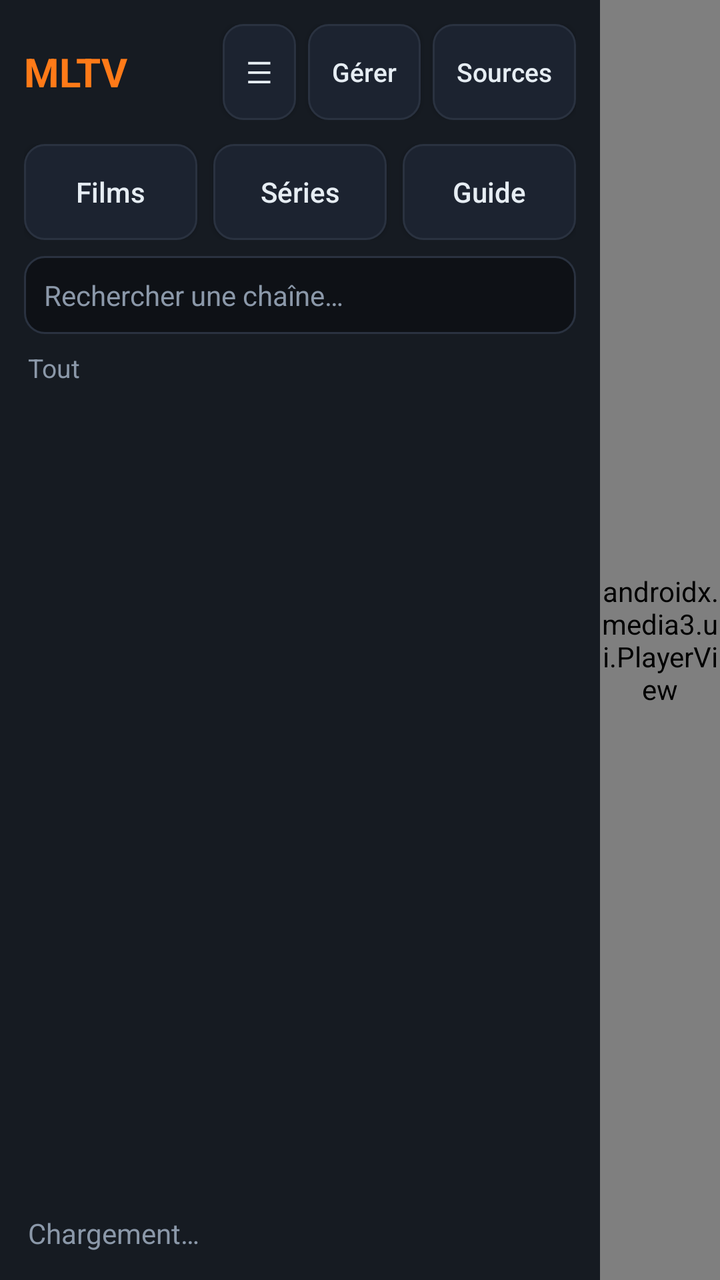
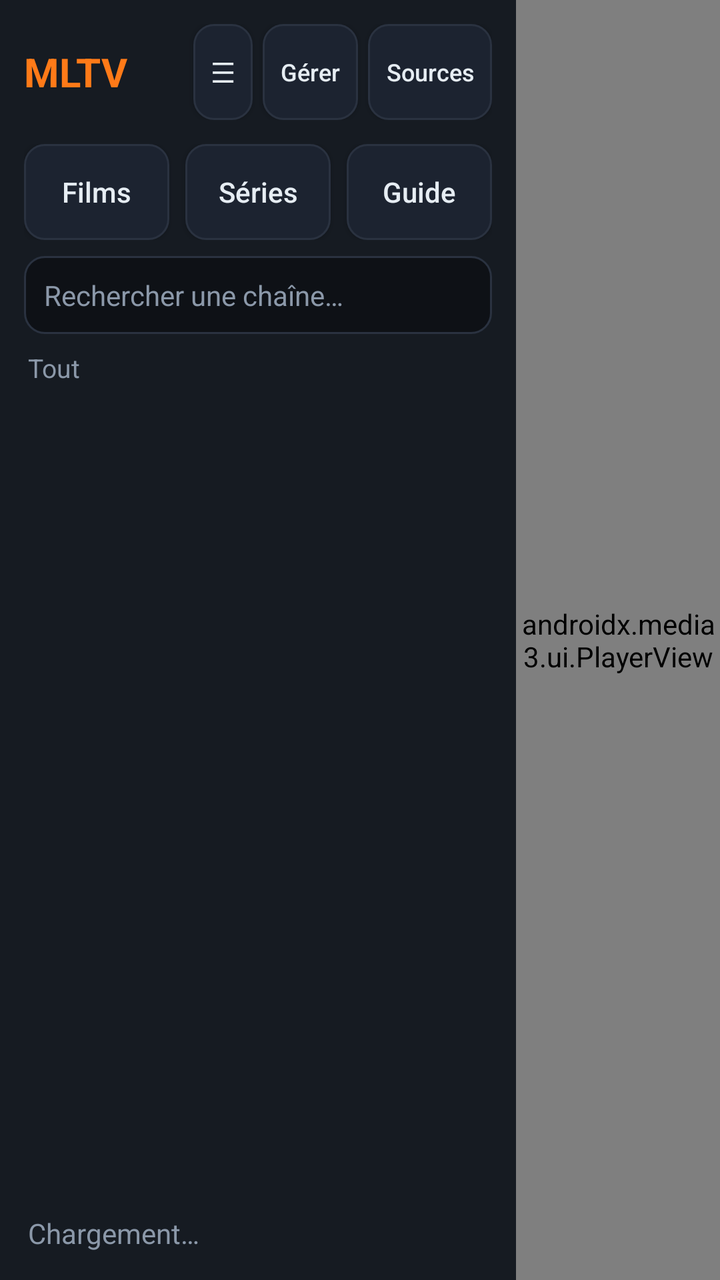

Compare the two renders of this Android layout. The source of the first and the diff that turns it into the second are given below.
<!-- AndroidManifest.xml: application theme Theme.MLTV -->
<!-- res/layout/activity_main.xml -->
<?xml version="1.0" encoding="utf-8"?>
<LinearLayout xmlns:android="http://schemas.android.com/apk/res/android"
    xmlns:app="http://schemas.android.com/apk/res-auto"
    android:layout_width="match_parent"
    android:layout_height="match_parent"
    android:orientation="horizontal"
    android:background="@color/bg">

    
    <LinearLayout
        android:id="@+id/drawer"
        android:layout_width="210dp"
        android:layout_height="match_parent"
        android:orientation="vertical"
        android:background="@color/panel2"
        android:visibility="gone">

        <TextView
            android:layout_width="match_parent"
            android:layout_height="wrap_content"
            android:padding="16dp"
            android:text="Catégories"
            android:textColor="@color/accent"
            android:textSize="16sp"
            android:textStyle="bold" />

        <androidx.recyclerview.widget.RecyclerView
            android:id="@+id/rv_catdrawer"
            android:layout_width="match_parent"
            android:layout_height="0dp"
            android:layout_weight="1"
            android:paddingHorizontal="10dp"
            android:clipToPadding="false"
            android:scrollbars="vertical" />
    </LinearLayout>

    
    <LinearLayout
        android:layout_width="300dp"
        android:layout_height="match_parent"
        android:orientation="vertical"
        android:background="@color/panel">

        <LinearLayout
            android:layout_width="match_parent"
            android:layout_height="wrap_content"
            android:orientation="horizontal"
            android:gravity="center_vertical"
            android:paddingHorizontal="12dp"
            android:paddingVertical="12dp">

            <TextView
                android:layout_width="0dp"
                android:layout_height="wrap_content"
                android:layout_weight="1"
                android:text="@string/app_name"
                android:textColor="@color/accent"
                android:textSize="20sp"
                android:textStyle="bold" />

            <Button
                android:id="@+id/btn_cats"
                android:layout_width="wrap_content"
                android:layout_height="wrap_content"
                android:layout_marginEnd="6dp"
                android:background="@drawable/btn_secondary"
                android:text="☰"
                android:textColor="@color/txt"
                android:textSize="15sp"
                android:minWidth="0dp"
                android:paddingHorizontal="12dp" />

            <Button
                android:id="@+id/btn_manage"
                android:layout_width="wrap_content"
                android:layout_height="wrap_content"
                android:layout_marginEnd="6dp"
                android:background="@drawable/btn_secondary"
                android:text="Gérer"
                android:textColor="@color/txt"
                android:textAllCaps="false"
                android:textSize="13sp"
                android:minWidth="0dp"
                android:paddingHorizontal="12dp" />

            <Button
                android:id="@+id/btn_sources"
                android:layout_width="wrap_content"
                android:layout_height="wrap_content"
                android:background="@drawable/btn_secondary"
                android:text="Sources"
                android:textColor="@color/txt"
                android:textAllCaps="false"
                android:textSize="13sp"
                android:minWidth="0dp"
                android:paddingHorizontal="12dp" />
        </LinearLayout>

        <LinearLayout
            android:layout_width="match_parent"
            android:layout_height="wrap_content"
            android:orientation="horizontal"
            android:paddingHorizontal="12dp"
            android:paddingBottom="8dp">

            <Button
                android:id="@+id/btn_films"
                android:layout_width="0dp"
                android:layout_height="wrap_content"
                android:layout_weight="1"
                android:layout_marginEnd="4dp"
                android:background="@drawable/btn_secondary"
                android:text="Films"
                android:textColor="@color/txt"
                android:textAllCaps="false"
                android:textSize="14sp" />

            <Button
                android:id="@+id/btn_series"
                android:layout_width="0dp"
                android:layout_height="wrap_content"
                android:layout_weight="1"
                android:layout_marginHorizontal="4dp"
                android:background="@drawable/btn_secondary"
                android:text="Séries"
                android:textColor="@color/txt"
                android:textAllCaps="false"
                android:textSize="14sp" />

            <Button
                android:id="@+id/btn_guide"
                android:layout_width="0dp"
                android:layout_height="wrap_content"
                android:layout_weight="1"
                android:layout_marginStart="4dp"
                android:background="@drawable/btn_secondary"
                android:text="Guide"
                android:textColor="@color/txt"
                android:textAllCaps="false"
                android:textSize="14sp" />
        </LinearLayout>

        <EditText
            android:id="@+id/et_search"
            android:layout_width="match_parent"
            android:layout_height="wrap_content"
            android:layout_marginHorizontal="12dp"
            android:layout_marginBottom="8dp"
            android:background="@drawable/field_bg"
            android:padding="10dp"
            android:hint="Rechercher une chaîne…"
            android:textColorHint="@color/muted"
            android:textColor="@color/txt"
            android:textSize="14sp"
            android:inputType="text"
            android:imeOptions="actionSearch"
            android:maxLines="1" />

        <TextView
            android:id="@+id/tv_curcat"
            android:layout_width="match_parent"
            android:layout_height="wrap_content"
            android:paddingHorizontal="14dp"
            android:paddingBottom="6dp"
            android:text="Tout"
            android:textColor="@color/muted"
            android:textSize="13sp"
            android:maxLines="1"
            android:ellipsize="end" />

        <androidx.recyclerview.widget.RecyclerView
            android:id="@+id/rv_channels"
            android:layout_width="match_parent"
            android:layout_height="0dp"
            android:layout_weight="1"
            android:paddingHorizontal="8dp"
            android:clipToPadding="false"
            android:scrollbars="vertical" />

        <TextView
            android:id="@+id/tv_status"
            android:layout_width="match_parent"
            android:layout_height="wrap_content"
            android:padding="14dp"
            android:text="Chargement…"
            android:textColor="@color/muted"
            android:textSize="14sp" />
    </LinearLayout>

    
    <FrameLayout
        android:layout_width="0dp"
        android:layout_height="match_parent"
        android:layout_weight="1"
        android:background="#FF000000">

        <androidx.media3.ui.PlayerView
            android:id="@+id/player_view"
            android:layout_width="match_parent"
            android:layout_height="match_parent"
            app:use_controller="true"
            app:resize_mode="fit" />

        <LinearLayout
            android:id="@+id/info_overlay"
            android:layout_width="match_parent"
            android:layout_height="wrap_content"
            android:layout_gravity="bottom"
            android:orientation="vertical"
            android:background="#D9080E13"
            android:padding="18dp"
            android:visibility="gone">

            <TextView
                android:id="@+id/tv_info_channel"
                android:layout_width="match_parent"
                android:layout_height="wrap_content"
                android:textColor="@color/txt"
                android:textSize="22sp"
                android:textStyle="bold"
                android:maxLines="1"
                android:ellipsize="end" />

            <TextView
                android:id="@+id/tv_info_now"
                android:layout_width="match_parent"
                android:layout_height="wrap_content"
                android:layout_marginTop="4dp"
                android:textColor="@color/accent"
                android:textSize="15sp"
                android:maxLines="1"
                android:ellipsize="end" />

            <ProgressBar
                android:id="@+id/pb_info"
                style="?android:attr/progressBarStyleHorizontal"
                android:layout_width="match_parent"
                android:layout_height="6dp"
                android:layout_marginTop="8dp"
                android:max="100"
                android:progressTint="@color/accent" />

            <TextView
                android:id="@+id/tv_info_next"
                android:layout_width="match_parent"
                android:layout_height="wrap_content"
                android:layout_marginTop="6dp"
                android:textColor="@color/muted"
                android:textSize="13sp"
                android:maxLines="1"
                android:ellipsize="end" />
        </LinearLayout>
    </FrameLayout>
</LinearLayout>
<!-- resources referenced by this layout -->
<resources>
  <color name="accent">#FFFF7A18</color>
  <color name="bg">#FF0E1116</color>
  <color name="muted">#FF8B98A9</color>
  <color name="panel">#FF161B22</color>
  <color name="panel2">#FF1C2330</color>
  <color name="txt">#FFE6EDF3</color>
  <!-- drawable btn_secondary (drawable) -->
  <?xml version="1.0" encoding="utf-8"?>
  <selector xmlns:android="http://schemas.android.com/apk/res/android">
      <item android:state_focused="true">
          <shape android:shape="rectangle">
              <solid android:color="@color/panel2" />
              <stroke android:width="2dp" android:color="@color/accent" />
              <corners android:radius="10dp" />
          </shape>
      </item>
      <item>
          <shape android:shape="rectangle">
              <solid android:color="@color/panel2" />
              <stroke android:width="1dp" android:color="@color/line" />
              <corners android:radius="10dp" />
          </shape>
      </item>
  </selector>
  <!-- drawable field_bg (drawable) -->
  <?xml version="1.0" encoding="utf-8"?>
  <selector xmlns:android="http://schemas.android.com/apk/res/android">
      <item android:state_focused="true">
          <shape android:shape="rectangle">
              <solid android:color="@color/bg" />
              <stroke android:width="2dp" android:color="@color/accent" />
              <corners android:radius="10dp" />
          </shape>
      </item>
      <item>
          <shape android:shape="rectangle">
              <solid android:color="@color/bg" />
              <stroke android:width="1dp" android:color="@color/line" />
              <corners android:radius="10dp" />
          </shape>
      </item>
  </selector>
  <string name="app_name">MLTV</string>
  <style name="Theme.MLTV" parent="Theme.AppCompat.NoActionBar">
          <item name="android:windowBackground">@color/bg</item>
          <item name="android:statusBarColor">@color/bg</item>
          <item name="android:colorBackground">@color/bg</item>
      </style>
  <color name="line">#FF2A3240</color>
</resources>

<!-- the commit's change to res/layout/activity_main.xml (unified diff, before → after) -->
@@ -36,7 +36,7 @@
 
     
     <LinearLayout
-        android:layout_width="300dp"
+        android:layout_width="258dp"
         android:layout_height="match_parent"
         android:orientation="vertical"
         android:background="@color/panel">
@@ -62,26 +62,26 @@
                 android:id="@+id/btn_cats"
                 android:layout_width="wrap_content"
                 android:layout_height="wrap_content"
-                android:layout_marginEnd="6dp"
+                android:layout_marginEnd="5dp"
                 android:background="@drawable/btn_secondary"
                 android:text="☰"
                 android:textColor="@color/txt"
-                android:textSize="15sp"
+                android:textSize="14sp"
                 android:minWidth="0dp"
-                android:paddingHorizontal="12dp" />
+                android:paddingHorizontal="9dp" />
 
             <Button
                 android:id="@+id/btn_manage"
                 android:layout_width="wrap_content"
                 android:layout_height="wrap_content"
-                android:layout_marginEnd="6dp"
+                android:layout_marginEnd="5dp"
                 android:background="@drawable/btn_secondary"
                 android:text="Gérer"
                 android:textColor="@color/txt"
                 android:textAllCaps="false"
-                android:textSize="13sp"
+                android:textSize="12sp"
                 android:minWidth="0dp"
-                android:paddingHorizontal="12dp" />
+                android:paddingHorizontal="9dp" />
 
             <Button
                 android:id="@+id/btn_sources"
@@ -91,9 +91,9 @@
                 android:text="Sources"
                 android:textColor="@color/txt"
                 android:textAllCaps="false"
-                android:textSize="13sp"
+                android:textSize="12sp"
                 android:minWidth="0dp"
-                android:paddingHorizontal="12dp" />
+                android:paddingHorizontal="9dp" />
         </LinearLayout>
 
         <LinearLayout
